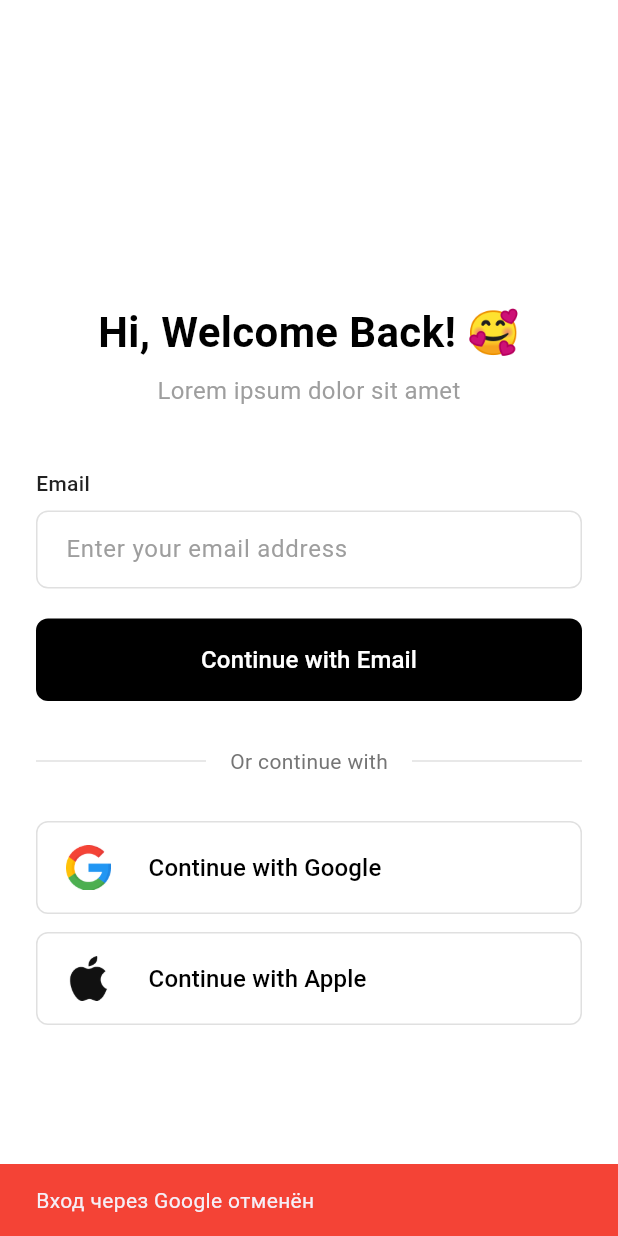
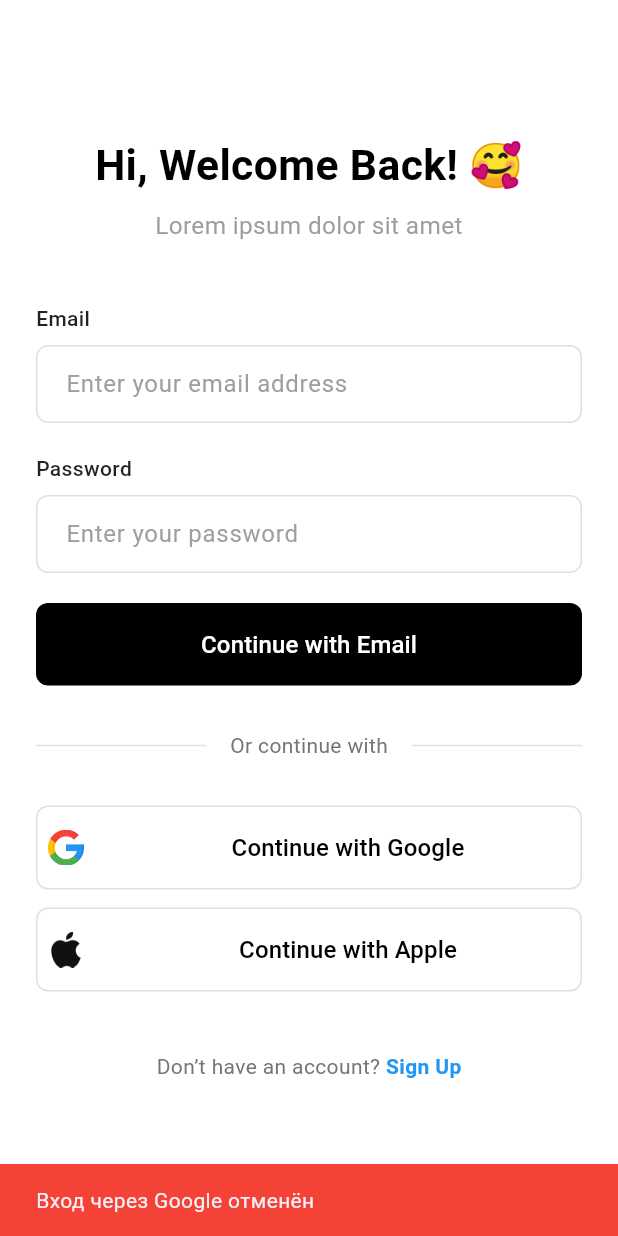
Before and after one commit to Nurtilekb/kvartant, a Flutter app: the screen it shows after launch, after a tap on "Пропустить", after a tap on "Continue with Google", on a phone screen of 412 x 824 dp. Run offline on Flutter 3.47's test engine with Material 3 defaults, Android fonts, the phone set to English and light mode, and no system bars; our stand-ins replace firebase_auth, firebase_core, flutter_screenutil, google_sign_in, sign_in_with_apple; accounts and stored records are empty.

Commit message:
authentication and email/password support

```diff
--- a/lib/sign_in.dart
+++ b/lib/sign_in.dart
@@ -1,8 +1,10 @@
 import 'package:flutter/material.dart';
+import 'package:flutter_screenutil/flutter_screenutil.dart';
 import 'package:google_sign_in/google_sign_in.dart';
 import 'package:sign_in_with_apple/sign_in_with_apple.dart';
+import 'package:firebase_auth/firebase_auth.dart';
 
-/// Экран входа с Google, Apple и регистрацией
+/// Экран входа с Google, Apple и регистрацией через Firebase
 class ExactSignInScreen extends StatefulWidget {
   const ExactSignInScreen({super.key});
 
@@ -12,8 +14,10 @@ class ExactSignInScreen extends StatefulWidget {
 
 class _ExactSignInScreenState extends State<ExactSignInScreen> {
   bool _isLoading = false;
+  final _emailController = TextEditingController();
+  final _passwordController = TextEditingController();
 
-  // Вход через Google
+  // Вход через Google с Firebase
   Future<void> _signInWithGoogle() async {
     if (_isLoading) return;
 
@@ -27,20 +31,27 @@ class _ExactSignInScreenState extends State<ExactSignInScreen> {
       final GoogleSignInAccount? googleUser = await googleSignIn.signIn();
 
       if (googleUser != null) {
-        // Успешный вход через Google
-        // Здесь можно получить данные пользователя:
-        // googleUser.email
-        // googleUser.displayName
-        // googleUser.photoUrl
+        final GoogleSignInAuthentication googleAuth =
+            await googleUser.authentication;
+
+        final credential = GoogleAuthProvider.credential(
+          accessToken: googleAuth.accessToken,
+          idToken: googleAuth.idToken,
+        );
+
+        await FirebaseAuth.instance.signInWithCredential(credential);
 
         if (mounted) {
           _navigateToHome();
         }
       } else {
-        // Пользователь отменил вход
         if (mounted) {
           _showMessage('Вход через Google отменён');
         }
+      }
+    } on FirebaseAuthException catch (e) {
+      if (mounted) {
+        _showMessage('Ошибка Firebase: ${e.message}');
       }
     } catch (e) {
       if (mounted) {
@@ -53,7 +64,7 @@ class _ExactSignInScreenState extends State<ExactSignInScreen> {
     }
   }
 
-  // Вход через Apple
+  // Вход через Apple с Firebase
   Future<void> _signInWithApple() async {
     if (_isLoading) return;
 
@@ -67,20 +78,65 @@ class _ExactSignInScreenState extends State<ExactSignInScreen> {
         ],
       );
 
-      // Если получены данные — вход успешен
-      if (credential.authorizationCode.isNotEmpty) {
-        // Здесь можно получить данные пользователя:
-        // credential.email
-        // credential.givenName
-        // credential.familyName
+      final oauthCredential = OAuthProvider("apple.com").credential(
+        idToken: credential.identityToken,
+        accessToken: credential.authorizationCode,
+      );
+
+      await FirebaseAuth.instance.signInWithCredential(oauthCredential);
 
       if (mounted) {
         _navigateToHome();
       }
+    } on FirebaseAuthException catch (e) {
+      if (mounted) {
+        _showMessage('Ошибка Firebase: ${e.message}');
       }
     } catch (e) {
       if (mounted) {
         _showMessage('Ошибка входа через Apple: $e');
+      }
+    } finally {
+      if (mounted) {
+        setState(() => _isLoading = false);
+      }
+    }
+  }
+
+  // Вход по email/password через Firebase
+  Future<void> _signInWithEmail() async {
+    final email = _emailController.text.trim();
+    final password = _passwordController.text;
+
+    if (email.isEmpty || password.isEmpty) {
+      _showMessage('Введите email и пароль');
+      return;
+    }
+
+    setState(() => _isLoading = true);
+
+    try {
+      await FirebaseAuth.instance.signInWithEmailAndPassword(
+        email: email,
+        password: password,
+      );
+
+      if (mounted) {
+        _navigateToHome();
+      }
+    } on FirebaseAuthException catch (e) {
+      if (mounted) {
+        if (e.code == 'user-not-found') {
+          _showMessage('Пользователь не найден. Зарегистрируйтесь.');
+        } else if (e.code == 'wrong-password') {
+          _showMessage('Неверный пароль');
+        } else {
+          _showMessage('Ошибка: ${e.message}');
+        }
+      }
+    } catch (e) {
+      if (mounted) {
+        _showMessage('Ошибка входа: $e');
       }
     } finally {
       if (mounted) {
@@ -110,22 +166,28 @@ class _ExactSignInScreenState extends State<ExactSignInScreen> {
   }
 
   @override
+  void dispose() {
+    _emailController.dispose();
+    _passwordController.dispose();
+    super.dispose();
+  }
+
+  @override
   Widget build(BuildContext context) {
     return Scaffold(
       backgroundColor: Colors.white,
       body: SafeArea(
-        child: Padding(
+        child: SingleChildScrollView(
           padding: const EdgeInsets.symmetric(horizontal: 24.0),
           child: Column(
             crossAxisAlignment: CrossAxisAlignment.stretch,
             children: [
-              const Spacer(flex: 2),
-
               // Приветственный заголовок
-              const Text(
+              const SizedBox(height: 90),
+              Text(
                 'Hi, Welcome Back! 🥰',
                 style: TextStyle(
-                  fontSize: 28,
+                  fontSize: 28.sp,
                   fontWeight: FontWeight.bold,
                   color: Colors.black,
                 ),
@@ -134,10 +196,10 @@ class _ExactSignInScreenState extends State<ExactSignInScreen> {
               const SizedBox(height: 8),
 
               // Подзаголовок
-              const Text(
+              Text(
                 'Lorem ipsum dolor sit amet',
                 style: TextStyle(
-                  fontSize: 16,
+                  fontSize: 16.sp,
                   color: Colors.grey,
                 ),
                 textAlign: TextAlign.center,
@@ -157,6 +219,8 @@ class _ExactSignInScreenState extends State<ExactSignInScreen> {
 
               // Поле ввода Email
               TextField(
+                controller: _emailController,
+                keyboardType: TextInputType.emailAddress,
                 decoration: InputDecoration(
                   hintText: 'Enter your email address',
                   hintStyle: const TextStyle(color: Colors.grey),
@@ -182,12 +246,49 @@ class _ExactSignInScreenState extends State<ExactSignInScreen> {
               ),
               const SizedBox(height: 20),
 
+              // Метка Password
+              const Text(
+                'Password',
+                style: TextStyle(
+                  fontSize: 14,
+                  fontWeight: FontWeight.w500,
+                  color: Colors.black87,
+                ),
+              ),
+              const SizedBox(height: 8),
+
+              // Поле ввода Password
+              TextField(
+                controller: _passwordController,
+                obscureText: true,
+                decoration: InputDecoration(
+                  hintText: 'Enter your password',
+                  hintStyle: const TextStyle(color: Colors.grey),
+                  border: OutlineInputBorder(
+                    borderRadius: BorderRadius.circular(8),
+                    borderSide: const BorderSide(color: Colors.grey),
+                  ),
+                  enabledBorder: OutlineInputBorder(
+                    borderRadius: BorderRadius.circular(8),
+                    borderSide: BorderSide(color: Colors.grey.shade300),
+                  ),
+                  focusedBorder: OutlineInputBorder(
+                    borderRadius: BorderRadius.circular(8),
+                    borderSide: const BorderSide(color: Colors.blue),
+                  ),
+                  filled: true,
+                  fillColor: Colors.white,
+                  contentPadding: const EdgeInsets.symmetric(
+                    horizontal: 16,
+                    vertical: 14,
+                  ),
+                ),
+              ),
+              const SizedBox(height: 20),
+
               // Кнопка "Continue with Email"
               ElevatedButton(
-                onPressed: () {
-                  // Переход на экран регистрации по email
-                  _navigateToRegister();
-                },
+                onPressed: _isLoading ? null : _signInWithEmail,
                 style: ElevatedButton.styleFrom(
                   backgroundColor: Colors.black,
                   foregroundColor: Colors.white,
@@ -197,9 +298,20 @@ class _ExactSignInScreenState extends State<ExactSignInScreen> {
                   ),
                   elevation: 0,
                 ),
-                child: const Text(
+                child: _isLoading
+                    ? const SizedBox(
+                        height: 20,
+                        width: 20,
+                        child: CircularProgressIndicator(
+                          strokeWidth: 2,
+                          valueColor:
+                              AlwaysStoppedAnimation<Color>(Colors.white),
+                        ),
+                      )
+                    : const Text(
                         'Continue with Email',
-                  style: TextStyle(fontSize: 16, fontWeight: FontWeight.w500),
+                        style: TextStyle(
+                            fontSize: 16, fontWeight: FontWeight.w500),
                       ),
               ),
               const SizedBox(height: 30),
@@ -237,21 +349,22 @@ class _ExactSignInScreenState extends State<ExactSignInScreen> {
                 child: Row(
                   children: [
                     SizedBox(
-                      width: 15,
-                    ),
-                    SizedBox(
                       width: 40,
                       child: Center(
                         child: Image.asset(
-                            'assets/icons/google.png', // убедитесь, что путь правильный
-                            width: 30,
-                            height: 30),
+                          'assets/icons/google.png',
+                          width: 24,
+                          height: 24,
                         ),
                       ),
-                    const SizedBox(width: 20),
-                    const Text(
+                    ),
+                    const SizedBox(width: 12),
+                    const Expanded(
+                      child: Text(
                         'Continue with Google',
+                        textAlign: TextAlign.center,
                         style: TextStyle(fontSize: 16, color: Colors.black),
+                      ),
                     ),
                   ],
                 ),
@@ -272,31 +385,31 @@ class _ExactSignInScreenState extends State<ExactSignInScreen> {
                 child: Row(
                   children: [
                     SizedBox(
-                      width: 15,
-                    ),
-                    SizedBox(
                       width: 40,
                       child: Center(
                         child: Image.asset(
-                            'assets/icons/apple.png', // убедитесь, что путь правильный
-                            width: 30,
-                            height: 30),
+                          'assets/icons/apple.png',
+                          width: 24,
+                          height: 24,
                         ),
                       ),
-                    const SizedBox(width: 20),
-                    const Text(
+                    ),
+                    const SizedBox(width: 12),
+                    const Expanded(
+                      child: Text(
                         'Continue with Apple',
+                        textAlign: TextAlign.center,
                         style: TextStyle(fontSize: 16, color: Colors.black),
+                      ),
                     ),
                   ],
                 ),
               ),
 
-              const Spacer(),
+              const SizedBox(height: 40),
 
               // Строка "Don’t have an account? Sign Up"
               Row(
-                mainAxisSize: MainAxisSize.min,
                 mainAxisAlignment: MainAxisAlignment.center,
                 children: [
                   Text(
@@ -317,12 +430,6 @@ class _ExactSignInScreenState extends State<ExactSignInScreen> {
                 ],
               ),
               const SizedBox(height: 20),
-
-              // Индикатор загрузки
-              if (_isLoading)
-                const Center(
-                  child: CircularProgressIndicator(),
-                ),
             ],
           ),
         ),
```
Lines whose indentation alone changed are shown as unchanged.
